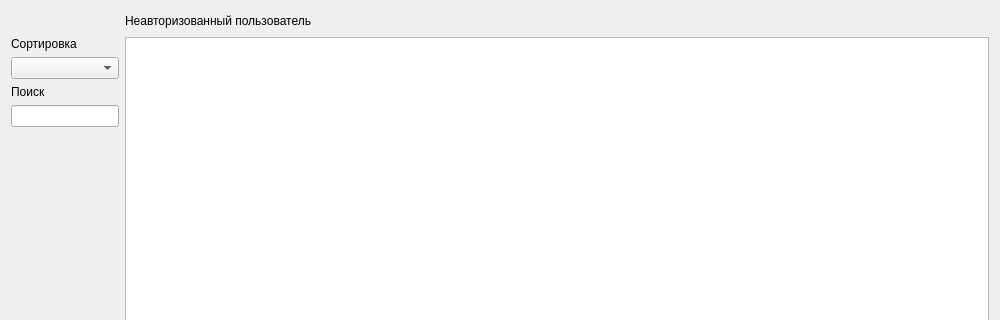
The window that form.ui (Bedolagi73/ChudoObuv) describes before a commit, drawn with Qt 5; both pictures show x 0 to 1000 and y 0 to 320 of the 1000 by 700 pixel window.
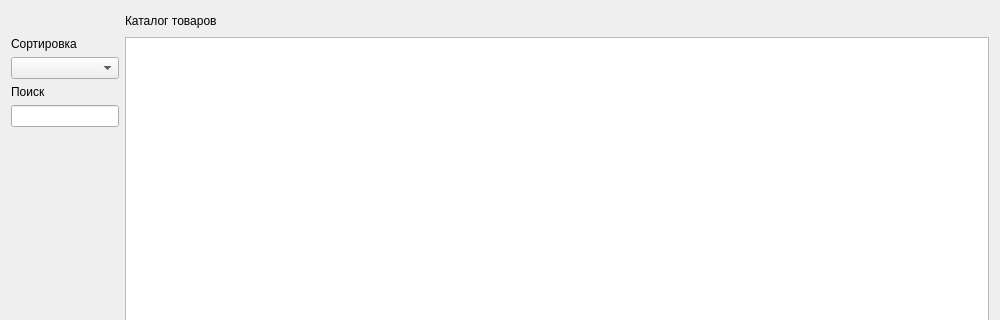
The same window after the commit.

What changed in the file:
```diff
--- a/form.ui
+++ b/form.ui
@@ -30,7 +30,7 @@
    <item row="0" column="1">
     <widget class="QLabel" name="label">
      <property name="text">
-      <string>Неавторизованный пользователь</string>
+      <string>Каталог товаров</string>
      </property>
     </widget>
    </item>
```
